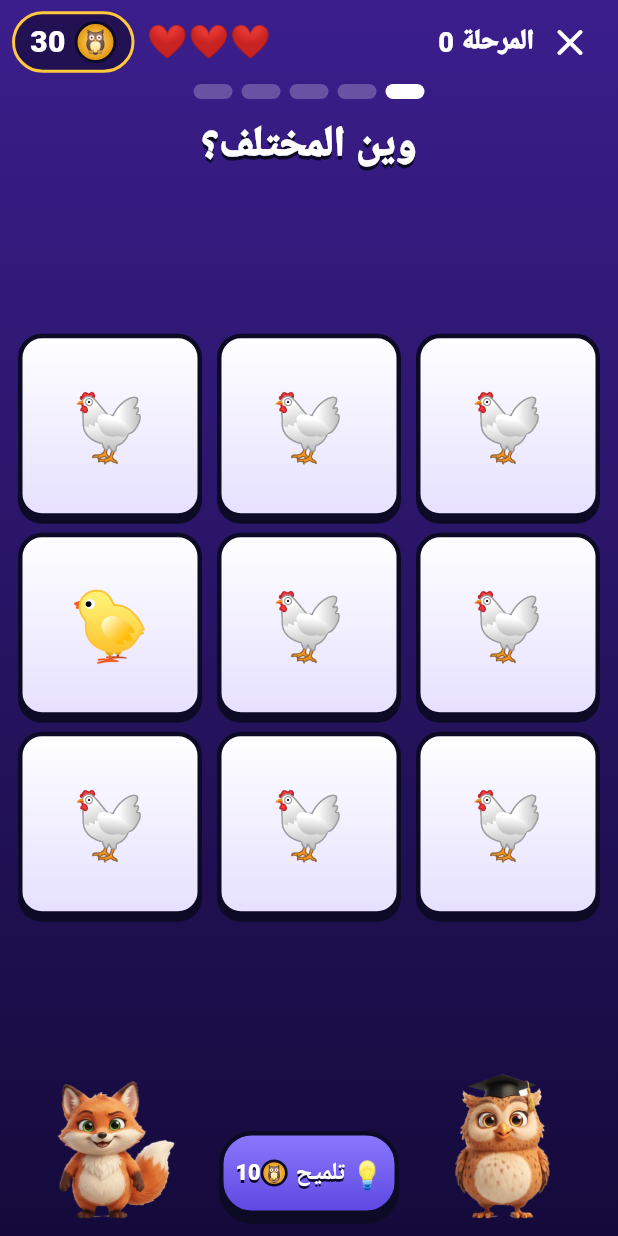
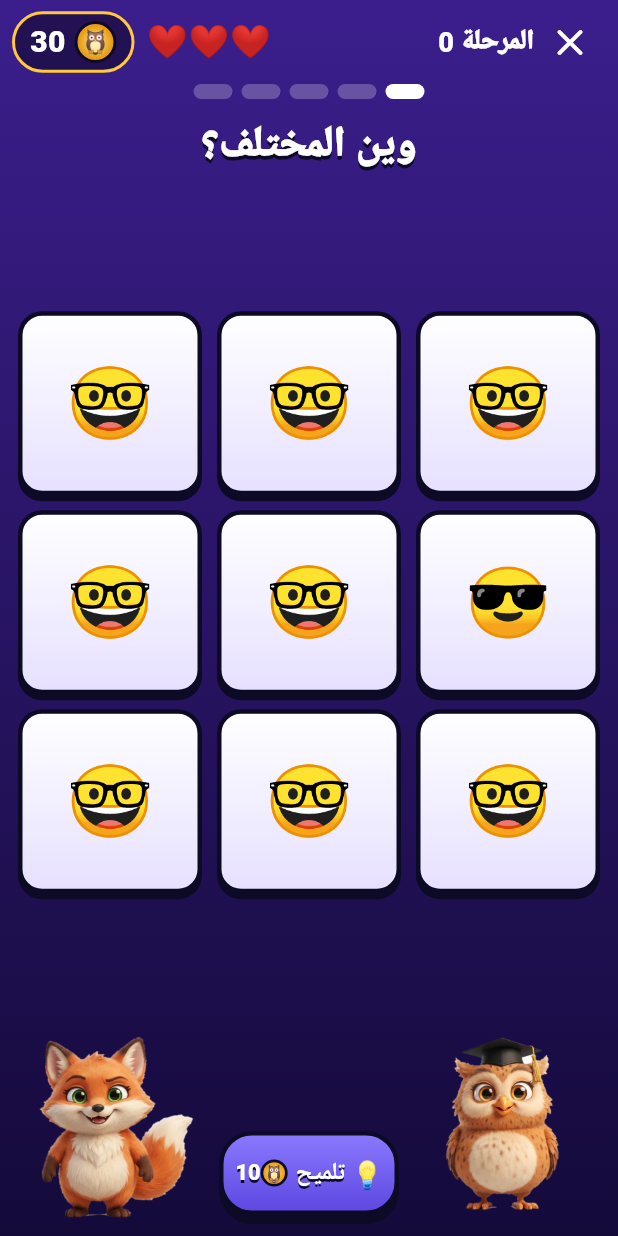
Before and after one commit to alisaadoon-dev/esh-puzzles-app, a Flutter app: the PlayScreen screen opened directly with empty values, on a phone screen of 412 x 824 dp. Run offline on Flutter 3.47's test engine with Material 3 defaults, Android fonts, the phone set to English and light mode, and no system bars; our stand-ins replace audioplayers, shared_preferences; accounts and stored records are empty.

Commit message:
Add files via upload

```diff
--- a/lib/main.dart
+++ b/lib/main.dart
@@ -2,6 +2,7 @@
 import 'dart:async';
 import 'dart:math';
 
+import 'package:audioplayers/audioplayers.dart';
 import 'package:flutter/material.dart';
 import 'package:flutter/services.dart';
 import 'package:shared_preferences/shared_preferences.dart';
@@ -197,22 +198,22 @@ const Map<String, String> kWorldEmoji = {
 // بيانات الألغاز
 // ============================================================
 const List<List<String>> kEmojiPairs = [
-  ['🐶', '🐱'],
-  ['🍎', '🍅'],
-  ['🌲', '🌳'],
-  ['😀', '😃'],
-  ['🐸', '🐢'],
-  ['⭐', '🌟'],
-  ['🍊', '🍑'],
-  ['🐝', '🐞'],
-  ['🌙', '⭐'],
-  ['🐵', '🙈'],
-  ['🚗', '🚕'],
-  ['🍪', '🍩'],
-  ['🐔', '🐤'],
-  ['🍌', '🌽'],
-  ['🎈', '🎀'],
-  ['🐟', '🐠'],
+  ['🐶', '🐱'], ['🍎', '🍅'], ['🌲', '🌳'], ['😀', '😃'], ['🐸', '🐢'],
+  ['⭐', '🌟'], ['🍊', '🍑'], ['🐝', '🐞'], ['🌙', '⭐'], ['🐵', '🙈'],
+  ['🚗', '🚕'], ['🍪', '🍩'], ['🐔', '🐤'], ['🍌', '🌽'], ['🎈', '🎀'],
+  ['🐟', '🐠'], ['🐮', '🐷'], ['🐭', '🐹'], ['🐰', '🐻'], ['🦁', '🐯'],
+  ['🐼', '🐨'], ['🐧', '🐦'], ['🦆', '🦢'], ['🐴', '🦄'], ['🐫', '🐪'],
+  ['🐘', '🦏'], ['🐳', '🐋'], ['🦀', '🦞'], ['🐌', '🐛'], ['🦋', '🐝'],
+  ['🍇', '🫐'], ['🍓', '🍒'], ['🍉', '🍈'], ['🍐', '🍏'], ['🥕', '🌶'],
+  ['🥦', '🥬'], ['🍔', '🍞'], ['🍕', '🧀'], ['🍦', '🍧'], ['🧁', '🎂'],
+  ['🍫', '🍬'], ['🥛', '☕'], ['⚽', '🏀'], ['🏈', '🏉'], ['🎾', '🥎'],
+  ['🚌', '🚎'], ['🚓', '🚑'], ['✈', '🚀'], ['🚲', '🛴'], ['⛵', '🚤'],
+  ['🌞', '🌝'], ['☁', '⛅'], ['🌈', '🌂'], ['❄', '💧'], ['🔥', '💥'],
+  ['🌷', '🌹'], ['🌻', '🌼'], ['🍀', '☘'], ['🍁', '🍂'], ['🌵', '🌴'],
+  ['🎁', '📦'], ['🔑', '🗝'], ['⏰', '⌚'], ['📕', '📗'], ['✏', '🖍'],
+  ['🎩', '👒'], ['👟', '👞'], ['🧦', '🧤'], ['🕶', '👓'], ['🏠', '🏡'],
+  ['🔔', '🔕'], ['💡', '🔦'], ['🎸', '🎻'], ['🥁', '🎺'], ['🧸', '🪆'],
+  ['😺', '😸'], ['😊', '🙂'], ['😴', '😪'], ['🤓', '😎'], ['🥳', '🤩'],
 ];
 
 const Map<String, List<List<String>>> kLetterPairs = {
@@ -226,8 +227,19 @@ const Map<String, List<List<String>>> kLetterPairs = {
     ['ط', 'ظ'],
     ['ع', 'غ'],
     ['ف', 'ق'],
+    ['ح', 'خ'],
+    ['ن', 'ت'],
+    ['ي', 'ب'],
+    ['ه', 'ة'],
+    ['أ', 'إ'],
+    ['ك', 'ل'],
+    ['و', 'ؤ'],
     ['6', '9'],
     ['3', '8'],
+    ['1', '7'],
+    ['2', '5'],
+    ['٢', '٣'],
+    ['٦', '٧'],
   ],
   'en': [
     ['b', 'd'],
@@ -236,8 +248,16 @@ const Map<String, List<List<String>>> kLetterPairs = {
     ['O', 'Q'],
     ['E', 'F'],
     ['u', 'v'],
+    ['C', 'G'],
+    ['P', 'R'],
+    ['M', 'W'],
+    ['i', 'j'],
+    ['h', 'n'],
+    ['a', 'o'],
+    ['V', 'Y'],
     ['6', '9'],
     ['3', '8'],
+    ['1', '7'],
   ],
   'fr': [
     ['b', 'd'],
@@ -246,14 +266,42 @@ const Map<String, List<List<String>>> kLetterPairs = {
     ['O', 'Q'],
     ['E', 'F'],
     ['é', 'è'],
+    ['C', 'G'],
+    ['P', 'R'],
+    ['à', 'â'],
+    ['ç', 'c'],
+    ['h', 'n'],
+    ['a', 'o'],
     ['6', '9'],
     ['3', '8'],
+    ['1', '7'],
   ],
 };
 
 const List<String> kCountEmojis = [
   '🍎', '🌟', '🐞', '🍓', '🦋', '🐟', '🌸', '🍄', '🐤', '🎈',
+  '🐸', '🍌', '🚗', '⚽', '🐝', '🍩', '🌙', '🐢', '🍇', '🐰',
+  '🌻', '🍪', '🐧', '🔔', '🎁', '🍉', '🐙', '🦄', '🍒', '🐶',
 ];
+
+// ============================================================
+// الأصوات
+// ============================================================
+class Sfx {
+  static final Map<String, AudioPlayer> _players = {};
+  static bool muted = false;
+
+  static Future<void> play(String name) async {
+    if (muted) return;
+    try {
+      final p = _players.putIfAbsent(name, AudioPlayer.new);
+      await p.stop();
+      await p.play(AssetSource('sounds/$name.wav'));
+    } catch (_) {
+      // لا نوقف اللعبة إذا فشل الصوت
+    }
+  }
+}
 
 // ============================================================
 // التخزين: العملات والنجوم واللغة والصديق
@@ -264,6 +312,13 @@ class Store extends ChangeNotifier {
 
   int get coins => _p.getInt('coins') ?? kStartCoins;
   String get lang => _p.getString('lang') ?? 'ar';
+  bool get muted => _p.getBool('muted') ?? false;
+
+  Future<void> toggleMute() async {
+    await _p.setBool('muted', !muted);
+    Sfx.muted = muted;
+    notifyListeners();
+  }
   String get buddy => _p.getString('buddy') ?? 'owl';
   String get rival => buddy == 'owl' ? 'fox' : 'owl';
   bool get buddyChosen => _p.getBool('buddyChosen') ?? false;
@@ -312,6 +367,22 @@ class Store extends ChangeNotifier {
     notifyListeners();
   }
 
+  /// يسحب عنصراً من مجموعة محفوظة، فلا يتكرر حتى تنتهي كل العناصر
+  int draw(String key, int size, Random r) {
+    final k = 'deck_${key}_$size';
+    var deck = (_p.getStringList(k) ?? const <String>[])
+        .map(int.tryParse)
+        .whereType<int>()
+        .where((i) => i >= 0 && i < size)
+        .toList();
+    if (deck.isEmpty) {
+      deck = List<int>.generate(size, (i) => i)..shuffle(r);
+    }
+    final v = deck.removeLast();
+    _p.setStringList(k, deck.map((e) => '$e').toList());
+    return v;
+  }
+
   bool codeUsed(String c) => (_p.getStringList('codes') ?? const []).contains(c);
 
   Future<void> markCode(String c) async {
@@ -339,7 +410,9 @@ Future<void> main() async {
   WidgetsFlutterBinding.ensureInitialized();
   await SystemChrome.setPreferredOrientations([DeviceOrientation.portraitUp]);
   final prefs = await SharedPreferences.getInstance();
-  runApp(EshApp(store: Store(prefs)));
+  final store = Store(prefs);
+  Sfx.muted = store.muted;
+  runApp(EshApp(store: store));
 }
 
 class EshApp extends StatelessWidget {
@@ -437,6 +510,7 @@ class _Btn3DState extends State<Btn3D> {
         setState(() => _down = false);
         if (widget.onTap != null) {
           HapticFeedback.lightImpact();
+          Sfx.play('tap');
           widget.onTap!();
         }
       },
@@ -817,6 +891,7 @@ class _HomeScreenState extends State<HomeScreen> {
     }
     await s.markCode(c);
     await s.addCoins(reward);
+    Sfx.play('coin');
     if (mounted) {
       showSnack(context, s.t('codeOk').replaceAll('{n}', '$reward'));
     }
@@ -848,11 +923,19 @@ class _HomeScreenState extends State<HomeScreen> {
           padding: const EdgeInsets.symmetric(horizontal: 16, vertical: 8),
           child: Column(
             children: [
-              const Row(
+              Row(
                 children: [
-                  CoinCounter(),
-                  Spacer(),
-                  LangButton(),
+                  const CoinCounter(),
+                  const Spacer(),
+                  IconButton(
+                    icon: Icon(
+                      s.muted ? Icons.volume_off_rounded : Icons.volume_up_rounded,
+                      color: Colors.white,
+                      size: 32,
+                    ),
+                    onPressed: s.toggleMute,
+                  ),
+                  const LangButton(),
                 ],
               ),
               const SizedBox(height: 12),
@@ -1167,6 +1250,9 @@ class LockedWorld extends StatelessWidget {
 // ============================================================
 enum PType { diff, letter, count }
 
+/// كيف تختلف الخانة المختلفة: شكل آخر، أو أصغر، أو مقلوبة
+enum OddStyle { other, small, rotated }
+
 class Puzzle {
   Puzzle({
     required this.type,
@@ -1175,7 +1261,9 @@ class Puzzle {
     required this.answer,
     this.options = const [],
     this.target = '',
+    this.style = OddStyle.other,
   });
+  final OddStyle style;
   final PType type;
   final List<String> cells; // خانات الشبكة ('' = خانة فارغة)
   final int cols;
@@ -1185,44 +1273,62 @@ class Puzzle {
 }
 
 class PuzzleGen {
-  PuzzleGen(this.level, this.lang);
+  PuzzleGen(this.level, this.lang, this.store);
   final int level;
   final String lang;
+  final Store store;
   final Random _r = Random();
+  late final List<PType> _order = _makeOrder();
 
   int get _cols => level <= 3 ? 3 : (level <= 8 ? 4 : 5);
 
-  static const List<PType> _order = [
-    PType.diff,
-    PType.count,
-    PType.letter,
-    PType.diff,
-    PType.count,
-  ];
+  // ترتيب أنواع الألغاز يختلف في كل مرة
+  List<PType> _makeOrder() {
+    final o = <PType>[PType.diff, PType.diff, PType.count, PType.letter];
+    o.add(PType.values[_r.nextInt(PType.values.length)]);
+    o.shuffle(_r);
+    return o;
+  }
 
   Puzzle make(int index) {
     final t = _order[index % _order.length];
     return switch (t) {
-      PType.diff => _diff(kEmojiPairs, PType.diff),
-      PType.letter => _diff(kLetterPairs[lang] ?? kLetterPairs['ar']!, PType.letter),
+      PType.diff => _diff(),
+      PType.letter => _letter(),
       PType.count => _count(),
     };
   }
 
-  Puzzle _diff(List<List<String>> pairs, PType type) {
-    final pair = pairs[_r.nextInt(pairs.length)];
-    final swap = _r.nextBool();
-    final common = swap ? pair[1] : pair[0];
-    final odd = swap ? pair[0] : pair[1];
+  Puzzle _grid(String common, String odd, PType type, OddStyle style) {
     final cols = _cols;
     final n = cols * cols;
     final ans = _r.nextInt(n);
     final cells = List<String>.generate(n, (i) => i == ans ? odd : common);
-    return Puzzle(type: type, cells: cells, cols: cols, answer: ans);
+    return Puzzle(
+        type: type, cells: cells, cols: cols, answer: ans, style: style);
+  }
+
+  Puzzle _diff() {
+    final pair = kEmojiPairs[store.draw('pair', kEmojiPairs.length, _r)];
+    final swap = _r.nextBool();
+    final common = swap ? pair[1] : pair[0];
+    // من المرحلة الثالثة: أحياناً تكون المختلفة أصغر أو مقلوبة
+    final roll = level >= 3 ? _r.nextInt(5) : 0;
+    if (roll == 3) return _grid(common, common, PType.diff, OddStyle.small);
+    if (roll == 4) return _grid(common, common, PType.diff, OddStyle.rotated);
+    return _grid(common, swap ? pair[0] : pair[1], PType.diff, OddStyle.other);
+  }
+
+  Puzzle _letter() {
+    final list = kLetterPairs[lang] ?? kLetterPairs['ar']!;
+    final pair = list[store.draw('letter_$lang', list.length, _r)];
+    final swap = _r.nextBool();
+    return _grid(swap ? pair[1] : pair[0], swap ? pair[0] : pair[1],
+        PType.letter, OddStyle.other);
   }
 
   Puzzle _count() {
-    final target = kCountEmojis[_r.nextInt(kCountEmojis.length)];
+    final target = kCountEmojis[store.draw('count', kCountEmojis.length, _r)];
     var other = target;
     while (other == target) {
       other = kCountEmojis[_r.nextInt(kCountEmojis.length)];
@@ -1292,7 +1398,8 @@ class _PlayScreenState extends State<PlayScreen> {
     super.didChangeDependencies();
     if (!_started) {
       _started = true;
-      _gen = PuzzleGen(widget.level, StoreScope.read(context).lang);
+      final st = StoreScope.read(context);
+      _gen = PuzzleGen(widget.level, st.lang, st);
       _newPuzzle();
     }
   }
@@ -1327,6 +1434,7 @@ class _PlayScreenState extends State<PlayScreen> {
     _moodTimer?.cancel();
     if (ok) {
       HapticFeedback.mediumImpact();
+      Sfx.play('correct');
       setState(() {
         _busy = true;
         _correct++;
@@ -1349,6 +1457,7 @@ class _PlayScreenState extends State<PlayScreen> {
       }
     } else {
       HapticFeedback.heavyImpact();
+      Sfx.play('wrong');
       setState(() {
         _hearts--;
         _mistakes++;
@@ -1377,6 +1486,7 @@ class _PlayScreenState extends State<PlayScreen> {
     final nav = Navigator.of(context);
     final int stars = won ? max(1, min(3, 3 - _mistakes)) : 0;
     final coins = won ? _correct * 2 + stars * 10 : _correct * 2;
+    Sfx.play(won ? 'win' : 'lose');
     await s.saveStars(widget.level, stars);
     await s.addCoins(coins);
     if (!mounted) return;
@@ -1403,6 +1513,7 @@ class _PlayScreenState extends State<PlayScreen> {
         return;
       }
       if (!mounted) return;
+      Sfx.play('coin');
       setState(() => _wrongOpts.add(wrongLeft.first));
     } else {
       final candidates = <int>[
@@ -1415,6 +1526,7 @@ class _PlayScreenState extends State<PlayScreen> {
         return;
       }
       if (!mounted) return;
+      Sfx.play('coin');
       setState(() => _hidden.addAll(candidates.take(candidates.length ~/ 2 + 1)));
     }
   }
@@ -1427,7 +1539,19 @@ class _PlayScreenState extends State<PlayScreen> {
     };
   }
 
-  Widget _tile(String v, List<Color> colors, double fontSize) {
+  Widget _tile(String v, List<Color> colors, double fontSize,
+      [OddStyle style = OddStyle.other]) {
+    Widget text = Text(
+      v,
+      style: TextStyle(
+        fontSize: style == OddStyle.small ? fontSize * 0.55 : fontSize,
+        fontWeight: FontWeight.w900,
+        color: kInk,
+      ),
+    );
+    if (style == OddStyle.rotated) {
+      text = Transform.rotate(angle: pi, child: text);
+    }
     return Container(
       alignment: Alignment.center,
       decoration: BoxDecoration(
@@ -1444,14 +1568,7 @@ class _PlayScreenState extends State<PlayScreen> {
         fit: BoxFit.scaleDown,
         child: Padding(
           padding: const EdgeInsets.all(4),
-          child: Text(
-            v,
-            style: TextStyle(
-              fontSize: fontSize,
-              fontWeight: FontWeight.w900,
-              color: kInk,
-            ),
-          ),
+          child: text,
         ),
       ),
     );
@@ -1490,6 +1607,7 @@ class _PlayScreenState extends State<PlayScreen> {
                           ? _okTile
                           : (_wrong.contains(i) ? _badTile : _normalTile),
                       fs,
+                      i == p.answer ? p.style : OddStyle.other,
                     ),
                   ),
                 ),
@@ -1527,7 +1645,7 @@ class _PlayScreenState extends State<PlayScreen> {
                           child: c.isEmpty
                               ? const SizedBox.shrink()
                               : FittedBox(
-                                  child: Text(c, style: const TextStyle(fontSize: 38)),
+                                  child: Text(c, style: const TextStyle(fontSize: 56)),
                                 ),
                         ),
                     ],
@@ -1639,7 +1757,7 @@ class _PlayScreenState extends State<PlayScreen> {
                     child: Critter(
                       kind: s.buddy,
                       mood: _buddyMood,
-                      height: 100,
+                      height: 130,
                       bubble: _buddyLine,
                       bubbleWidth: 120,
                     ),
@@ -1664,7 +1782,7 @@ class _PlayScreenState extends State<PlayScreen> {
                     child: Critter(
                       kind: s.rival,
                       mood: _rivalMood,
-                      height: 95,
+                      height: 125,
                       bubble: _rivalLine,
                       bubbleWidth: 120,
                     ),
--- a/pubspec.yaml
+++ b/pubspec.yaml
@@ -20,3 +20,4 @@ flutter:
   uses-material-design: true
   assets:
     - assets/characters/
+    - assets/sounds/
```
Also changed, not shown: 6 other files.
